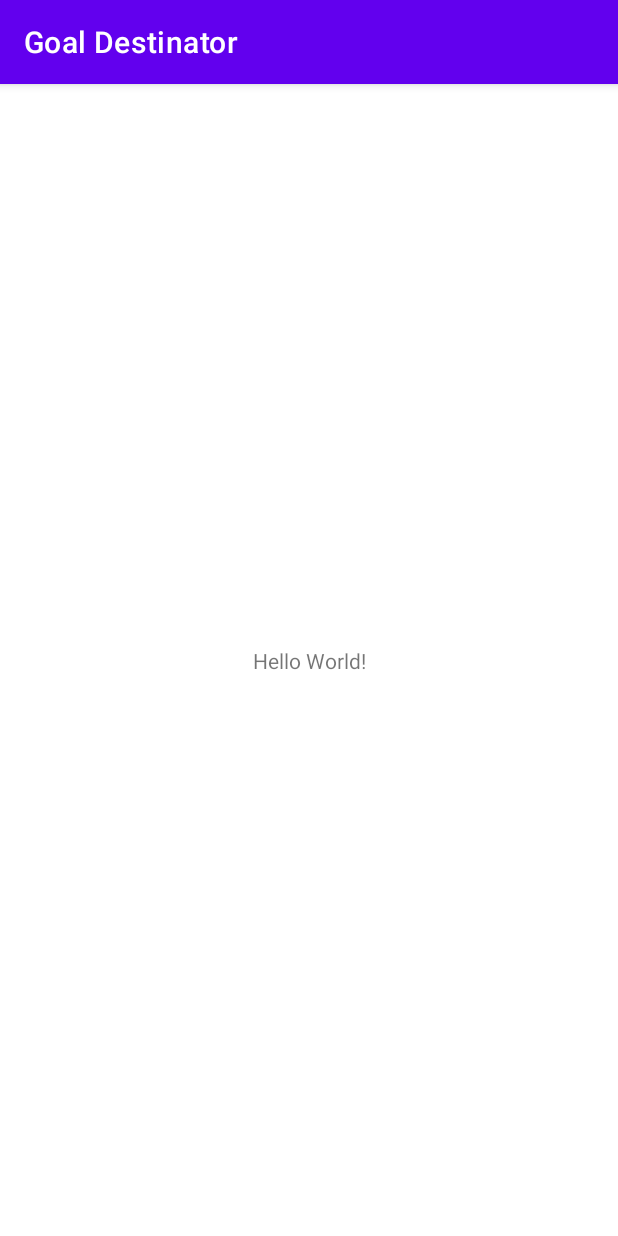
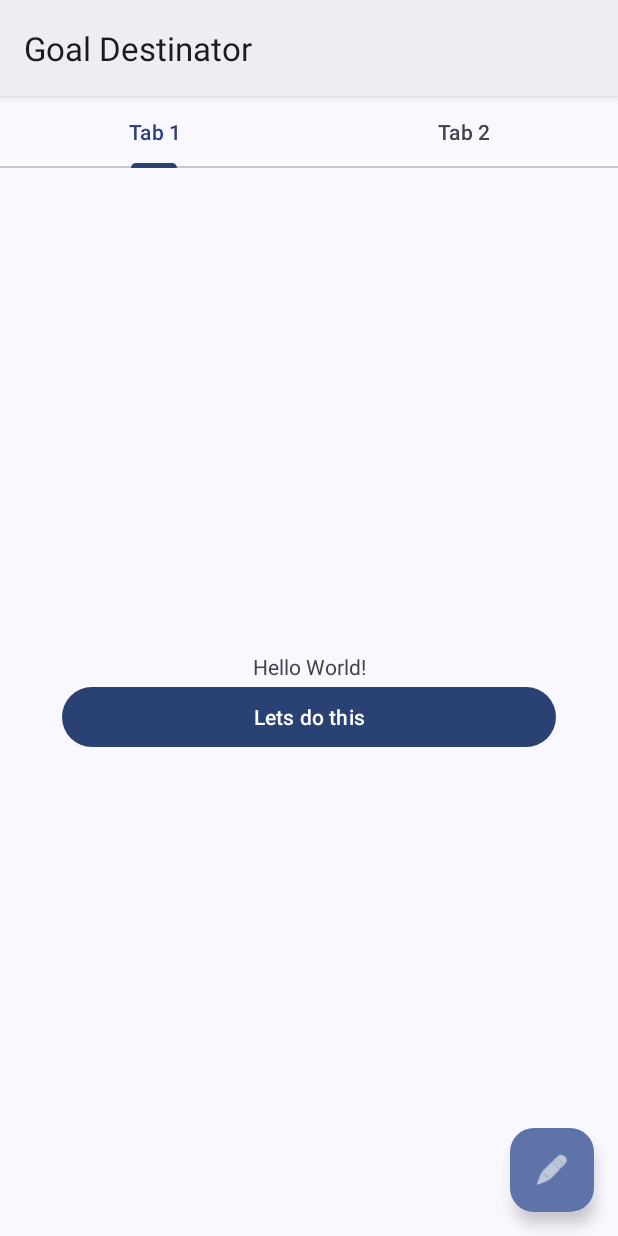
Before and after one commit to yuriisurzhykov/Goal-Destinator, an Android app: the screen it shows after launch (MainActivity), on a phone screen of 412 x 824 dp. Run offline under Robolectric (Android 15) with nearby library versions, the phone set to English and light mode, and no system bars.

Commit message:
GDDS-002 - dynamic colors theme for application

```diff
--- a/app/src/main/res/layout/activity_main.xml
+++ b/app/src/main/res/layout/activity_main.xml
@@ -7,6 +7,7 @@
     tools:context=".MainActivity">
 
     <TextView
+        android:id="@+id/text"
         android:layout_width="wrap_content"
         android:layout_height="wrap_content"
         android:text="Hello World!"
@@ -15,4 +16,42 @@
         app:layout_constraintStart_toStartOf="parent"
         app:layout_constraintTop_toTopOf="parent" />
 
+    <com.google.android.material.button.MaterialButton
+        style="@style/Widget.Material3.Button"
+        android:layout_width="0dp"
+        android:layout_height="wrap_content"
+        android:text="Lets do this"
+        app:layout_constraintEnd_toEndOf="parent"
+        app:layout_constraintStart_toStartOf="parent"
+        app:layout_constraintTop_toBottomOf="@id/text"
+        app:layout_constraintWidth_percent="0.8" />
+
+    <com.google.android.material.floatingactionbutton.FloatingActionButton
+        style="@style/Widget.Material3.FloatingActionButton.Primary"
+        android:layout_width="wrap_content"
+        android:layout_height="wrap_content"
+        android:layout_margin="16dp"
+        android:src="@android:drawable/ic_menu_edit"
+        app:layout_constraintBottom_toBottomOf="parent"
+        app:layout_constraintEnd_toEndOf="parent" />
+
+    <com.google.android.material.tabs.TabLayout
+        style="@style/Widget.Material3.TabLayout"
+        android:layout_width="match_parent"
+        android:layout_height="wrap_content"
+        app:layout_constraintEnd_toEndOf="parent"
+        app:layout_constraintStart_toStartOf="parent"
+        app:layout_constraintTop_toTopOf="parent">
+
+        <com.google.android.material.tabs.TabItem
+            android:layout_width="wrap_content"
+            android:layout_height="wrap_content"
+            android:text="Tab 1" />
+
+        <com.google.android.material.tabs.TabItem
+            android:layout_width="wrap_content"
+            android:layout_height="wrap_content"
+            android:text="Tab 2" />
+
+    </com.google.android.material.tabs.TabLayout>
 </androidx.constraintlayout.widget.ConstraintLayout>
--- a/app/src/main/res/values-night/themes.xml
+++ b/app/src/main/res/values-night/themes.xml
@@ -1,16 +1,4 @@
 <resources xmlns:tools="http://schemas.android.com/tools">
     <!-- Base application theme. -->
-    <style name="Theme.GoalDestinator" parent="Theme.MaterialComponents.DayNight.DarkActionBar">
-        <!-- Primary brand color. -->
-        <item name="colorPrimary">@color/purple_200</item>
-        <item name="colorPrimaryVariant">@color/purple_700</item>
-        <item name="colorOnPrimary">@color/black</item>
-        <!-- Secondary brand color. -->
-        <item name="colorSecondary">@color/teal_200</item>
-        <item name="colorSecondaryVariant">@color/teal_200</item>
-        <item name="colorOnSecondary">@color/black</item>
-        <!-- Status bar color. -->
-        <item name="android:statusBarColor">?attr/colorPrimaryVariant</item>
-        <!-- Customize your theme here. -->
-    </style>
+    <style name="Theme.GoalDestinator" parent="Theme.Material3.DynamicColors.DayNight" />
 </resources>
--- a/app/src/main/res/values/themes.xml
+++ b/app/src/main/res/values/themes.xml
@@ -1,16 +1,4 @@
 <resources xmlns:tools="http://schemas.android.com/tools">
     <!-- Base application theme. -->
-    <style name="Theme.GoalDestinator" parent="Theme.MaterialComponents.DayNight.DarkActionBar">
-        <!-- Primary brand color. -->
-        <item name="colorPrimary">@color/purple_500</item>
-        <item name="colorPrimaryVariant">@color/purple_700</item>
-        <item name="colorOnPrimary">@color/white</item>
-        <!-- Secondary brand color. -->
-        <item name="colorSecondary">@color/teal_200</item>
-        <item name="colorSecondaryVariant">@color/teal_700</item>
-        <item name="colorOnSecondary">@color/black</item>
-        <!-- Status bar color. -->
-        <item name="android:statusBarColor">?attr/colorPrimaryVariant</item>
-        <!-- Customize your theme here. -->
-    </style>
+    <style name="Theme.GoalDestinator" parent="Theme.Material3.DynamicColors.DayNight" />
 </resources>
```
Also changed, not shown: app/src/main/java/com/yuriisurzhykov/goaldestinator/MainActivity.kt (line endings or trailing spaces).
